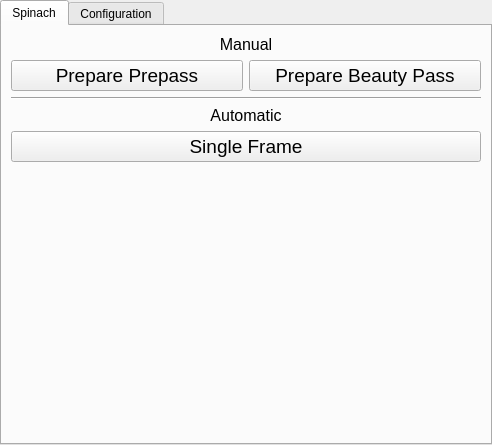
The window that renderFarmingUI.ui (stephensmitchell-forks/renderFarming) describes before a commit, drawn with Qt 5.
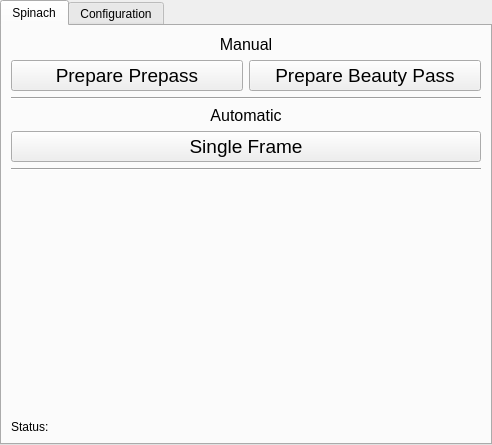
The same window after the commit.

Commit message: Added a status message bar to the UI

```diff
--- a/renderFarmingUI.ui
+++ b/renderFarmingUI.ui
@@ -125,6 +125,13 @@
       </property>
      </widget>
     </item>
+    <item>
+     <widget class="Line" name="line_2">
+      <property name="orientation">
+       <enum>Qt::Horizontal</enum>
+      </property>
+     </widget>
+    </item>
     <item>
      <spacer name="verticalSpacer_2">
       <property name="orientation">
@@ -138,6 +145,13 @@
       </property>
      </spacer>
     </item>
+    <item>
+     <widget class="QLabel" name="label_spinach_status">
+      <property name="text">
+       <string>Status:</string>
+      </property>
+     </widget>
+    </item>
    </layout>
   </widget>
   <widget class="QWidget" name="config">
```
The commit also changes 5 other files.
